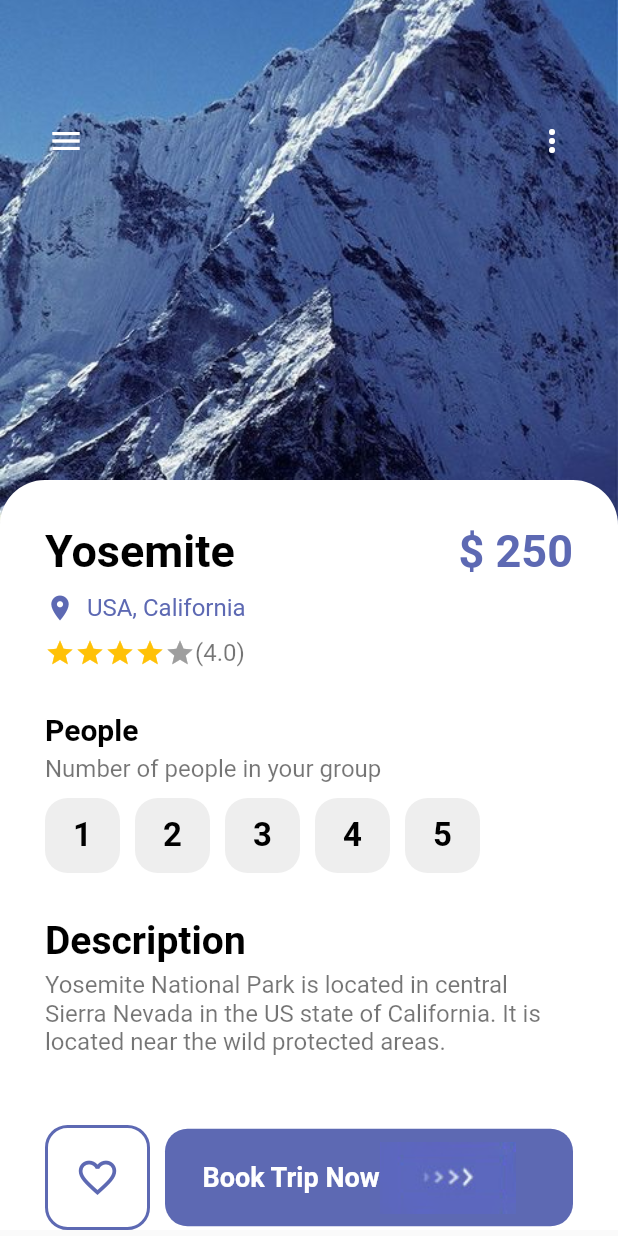
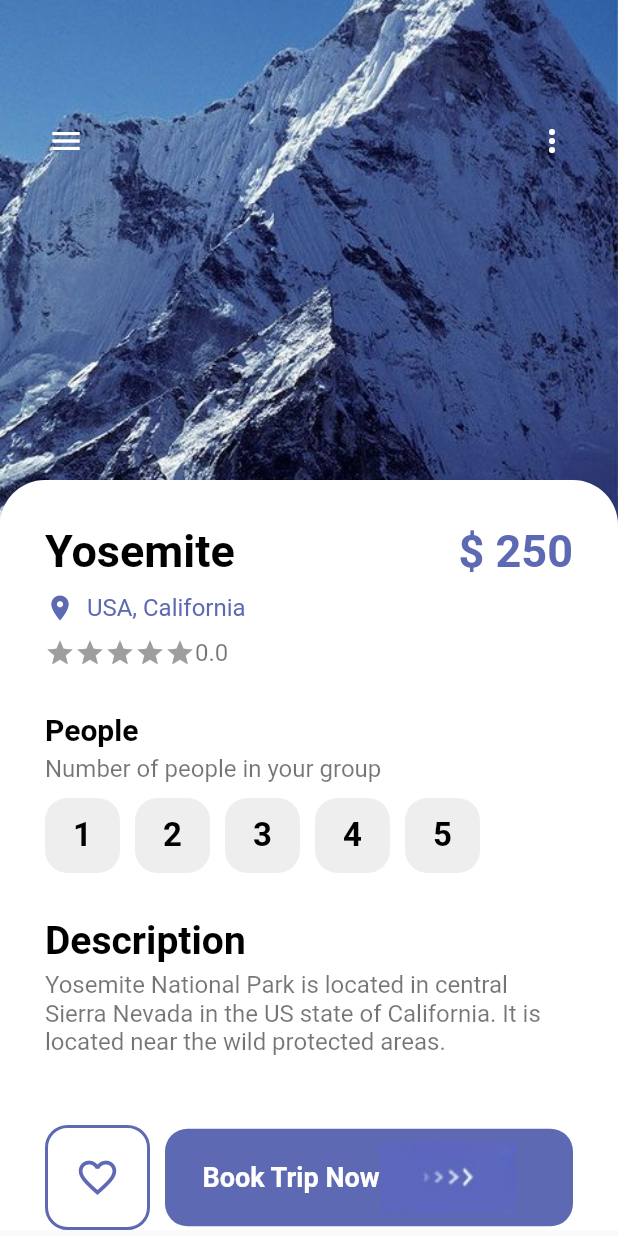
Before and after one commit to TusharKhari/travelApp, a Flutter app: the DetailPage screen opened directly, on a phone screen of 412 x 824 dp. Run offline on Flutter 3.47's test engine with Material 2 defaults, Android fonts, the phone set to English and light mode, and no system bars; drawn by our look-alikes of flutter_rating_bar; our stand-ins replace bloc, equatable, flutter_bloc.

```diff
--- /dev/null
+++ b/lib/cubit/app_cubit_states.dart
@@ -0,0 +1,17 @@
+
+
+import 'package:equatable/equatable.dart';
+
+abstract class CubitStates extends Equatable {}
+
+class InitialState extends CubitStates {
+  @override
+  // TODO: implement props
+  List<Object> get props => [];
+}
+
+class WelcomeState extends CubitStates {
+  @override
+  // TODO: implement props
+  List<Object> get props => [];
+}
--- /dev/null
+++ b/lib/cubit/app_cubits.dart
@@ -0,0 +1,8 @@
+import 'package:bloc/bloc.dart';
+import 'package:travel_app/cubit/app_cubit_states.dart';
+
+class AppCubits extends Cubit<CubitStates> {
+  AppCubits() : super(InitialState()) {
+    emit(WelcomeState());
+  }
+}
--- a/lib/pages/detail_page.dart
+++ b/lib/pages/detail_page.dart
@@ -12,7 +12,14 @@ class DetailPage extends StatefulWidget {
 }
 
 class _DetailPageState extends State<DetailPage> {
-  int selectedIndex = -1;
+  int _selectedIndex = -1;
+  double _rating = 0.0;
+
+  void updateRating(double newRating) {
+    setState(() {
+      _rating = newRating;
+    });
+  }
 
   @override
   Widget build(BuildContext context) {
@@ -108,19 +115,24 @@ class _DetailPageState extends State<DetailPage> {
                     Row(
                       children: [
                         RatingBar.builder(
+                            allowHalfRating: true,
                             direction: Axis.horizontal,
                             // unratedColor: Colors.white,
                             itemSize: 20,
                             itemCount: 5,
-                            initialRating: 4,
+                            initialRating: 0,
                             itemBuilder: (context, index) {
                               return const Icon(
                                 Icons.star,
                                 color: Colors.amber,
                               );
                             },
-                            onRatingUpdate: (value) {}),
-                        AppText(text: "(4.0)"),
+                            onRatingUpdate: (value) {
+                              setState(() {
+                                updateRating(value);
+                              });
+                            }),
+                        AppText(text: _rating.toString()),
                       ],
                     ),
                     const SizedBox(height: 30),
@@ -139,7 +151,7 @@ class _DetailPageState extends State<DetailPage> {
                           itemBuilder: (_, index) {
                             void changeSelection() {
                               setState(() {
-                                selectedIndex = index;
+                                _selectedIndex = index;
                               });
                             }
 
@@ -150,8 +162,7 @@ class _DetailPageState extends State<DetailPage> {
                                 height: 50,
                                 width: 50,
                                 decoration: BoxDecoration(
-                                    color: selectedIndex == index
-
+                                    color: _selectedIndex == index
                                         ? Colors.black
                                         : Colors.grey[200],
                                     //AppColors.textColor2,
@@ -160,7 +171,7 @@ class _DetailPageState extends State<DetailPage> {
                                     child: AppLargeText(
                                   text: (index + 1).toString(),
                                   size: 22,
-                                  color: selectedIndex == index
+                                  color: _selectedIndex == index
                                       ? Colors.white
                                       : Colors.black,
                                 )),
--- a/pubspec.yaml
+++ b/pubspec.yaml
@@ -37,6 +37,10 @@ dependencies:
   # Use with the CupertinoIcons class for iOS style icons.
   cupertino_icons: ^1.0.2
   flutter_rating_bar: ^4.0.1
+  bloc: ^8.1.0
+  flutter_bloc: ^8.1.1
+  equatable: ^2.0.5
+  http: ^0.13.5
 
 dev_dependencies:
   flutter_test:
```
Also changed, not shown: lib/cubit/app_cubit_logics.dart (added, +28 -0 lines), lib/main.dart (+9 -4 lines), pubspec.lock.
